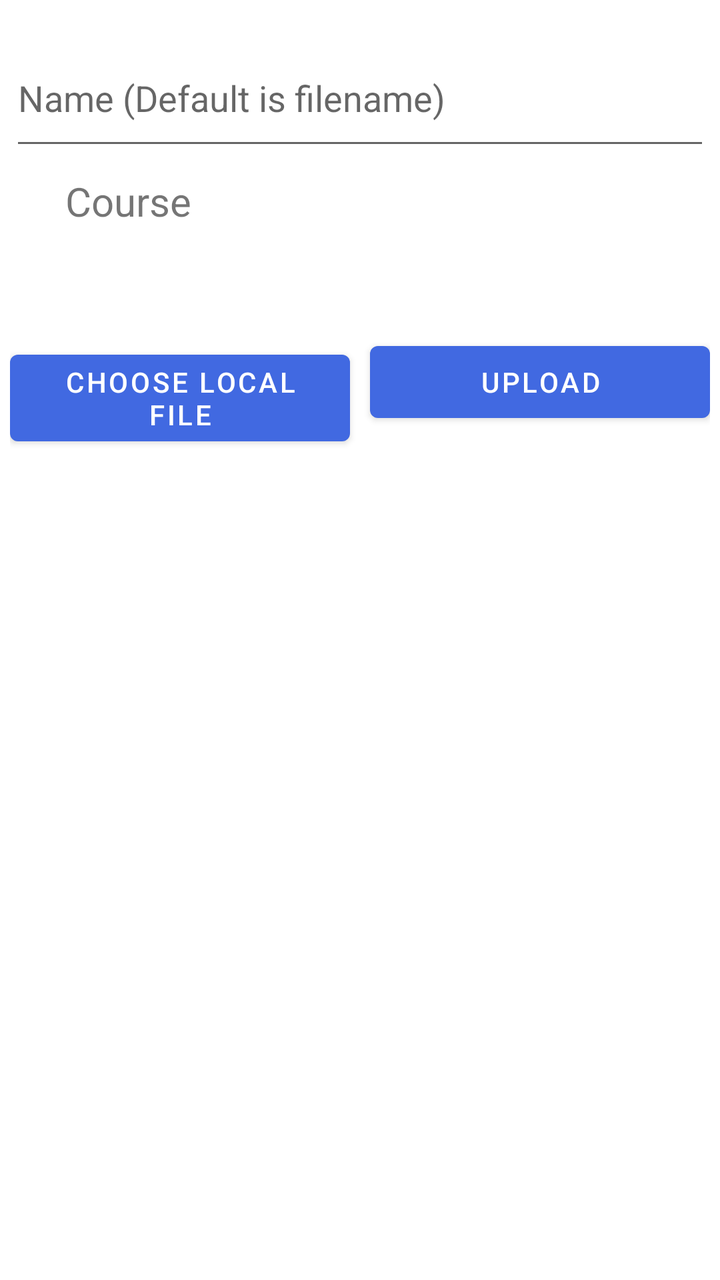
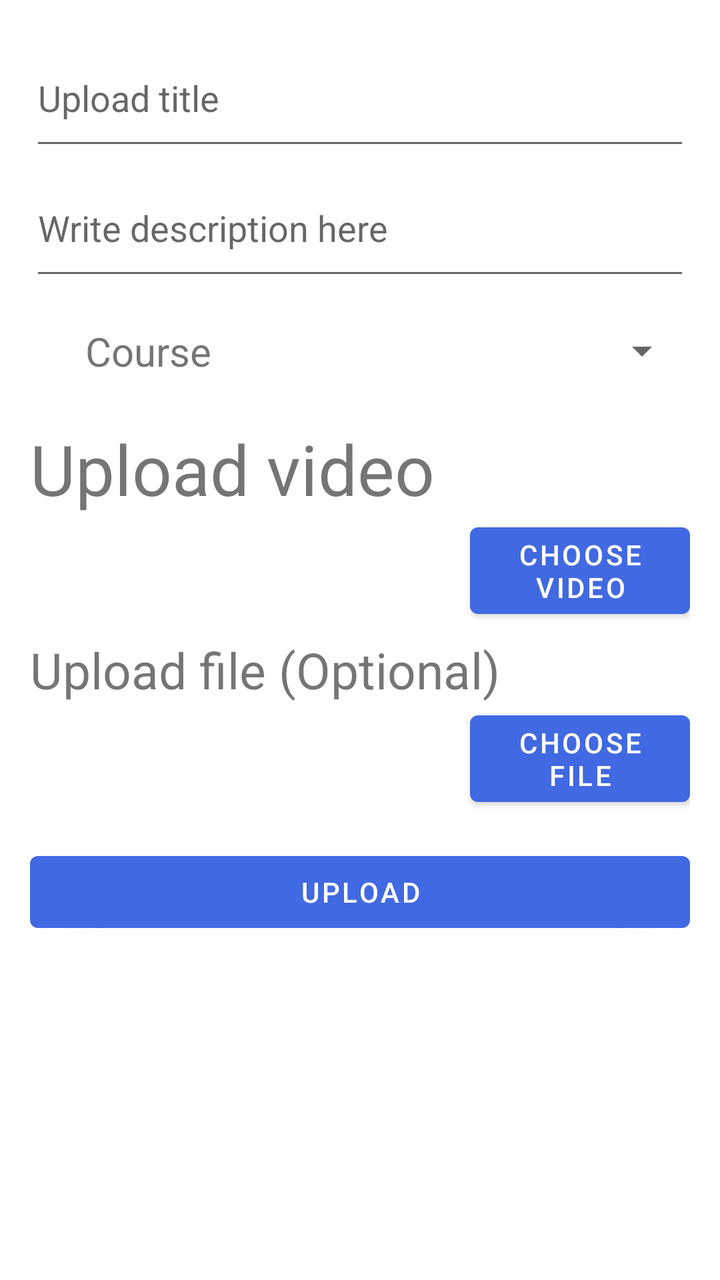

An Android layout rendered at two revisions. The XML below is the earlier revision; the diff shows what the commit changed to produce the second picture.
<!-- AndroidManifest.xml: application theme Theme.Front2 -->
<!-- res/layout/fragment_upload_res.xml -->
<?xml version="1.0" encoding="utf-8"?>
<FrameLayout xmlns:android="http://schemas.android.com/apk/res/android"
    xmlns:app="http://schemas.android.com/apk/res-auto"
    xmlns:tools="http://schemas.android.com/tools"
    android:layout_width="match_parent"
    android:layout_height="match_parent"
    tools:context=".home.user.teacher.uploadPage.UploadResFragment">

    <ScrollView
        android:layout_width="match_parent"
        android:layout_height="match_parent"
        android:paddingTop="10dp">
        <LinearLayout
            android:layout_width="match_parent"
            android:layout_height="wrap_content"
            android:orientation="vertical">
            <LinearLayout
                android:layout_width="match_parent"
                android:layout_height="match_parent"
                android:orientation="vertical"
                android:padding="5dp">

                <EditText
                    android:id="@+id/file_name_edit"
                    android:layout_width="match_parent"
                    android:layout_height="65dp"
                    android:singleLine="true"
                    android:hint="@string/upload_imageName"
                    app:layout_constraintStart_toStartOf="parent"
                    app:layout_constraintTop_toTopOf="parent" />

                <LinearLayout
                    android:layout_width="match_parent"
                    android:layout_height="wrap_content"
                    android:orientation="horizontal">

                    <TextView
                        android:id="@+id/textView4"
                        android:layout_width="118dp"
                        android:layout_height="41dp"
                        android:gravity="center"
                        android:text="@string/upload_course"
                        android:textSize="20dp"
                        app:layout_constraintStart_toStartOf="parent"
                        app:layout_constraintTop_toBottomOf="@+id/course_name" />

                    <Spinner
                        android:id="@+id/course_cat"
                        android:layout_width="280dp"
                        android:layout_height="60dp"
                        app:layout_constraintBottom_toBottomOf="parent"
                        app:layout_constraintEnd_toEndOf="parent"
                        app:layout_constraintStart_toEndOf="@+id/textView4"
                        app:layout_constraintTop_toBottomOf="@+id/course_name" />

                </LinearLayout>

                <androidx.recyclerview.widget.RecyclerView
                    android:id="@+id/upload_list_view"
                    android:layout_width="match_parent"
                    android:layout_height="wrap_content"
                    android:layout_marginHorizontal="10dp"
                    app:layoutManager="androidx.recyclerview.widget.GridLayoutManager"
                    app:spanCount="1" />

                <TextView
                    android:id="@+id/preview_sizeError"
                    android:layout_width="match_parent"
                    android:layout_height="match_parent"
                    android:textColor="@color/red"
                    android:textSize="12sp"
                    app:layout_constraintBottom_toBottomOf="parent"
                    app:layout_constraintEnd_toEndOf="parent"
                    app:layout_constraintStart_toStartOf="parent"
                    app:layout_constraintTop_toBottomOf="@+id/course_cat" />

            </LinearLayout>



            <LinearLayout
                android:layout_width="match_parent"
                android:layout_height="wrap_content"
                android:orientation="horizontal"
                android:paddingHorizontal="5dp"
                android:paddingTop="10dp"
                android:gravity="bottom">
                <Button
                    android:id="@+id/choose_local"
                    android:layout_width="match_parent"
                    android:layout_height="wrap_content"
                    android:text="@string/upload_local_title"
                    android:layout_weight="1"/>

                <View
                    android:layout_width="10dp"
                    android:layout_height="0dp" />

                <Button
                    android:id="@+id/upload"
                    android:layout_width="match_parent"
                    android:layout_height="wrap_content"
                    android:text="@string/upload_upload_title"
                    android:layout_weight="1"/>
            </LinearLayout>
        </LinearLayout>
    </ScrollView>
</FrameLayout>
<!-- resources referenced by this layout -->
<resources>
  <color name="red">#FF0000</color>
  <string name="upload_course">Course</string>
  <string name="upload_imageName">Name (Default is filename)</string>
  <string name="upload_local_title">Choose local file</string>
  <string name="upload_upload_title">Upload</string>
  <style name="Theme.Front2" parent="Theme.MaterialComponents.DayNight.NoActionBar">
          
          <item name="colorPrimary">@color/royalBlue</item>
          <item name="colorPrimaryVariant">@color/lightSkyBlue</item>
          <item name="colorOnPrimary">@color/white</item>
          
          <item name="colorSecondary">@color/deepSkyBlue1</item>
          <item name="colorSecondaryVariant">@color/deepSkyBlue3</item>
          <item name="colorOnSecondary">@color/WhiteSmoke</item>
          
          <item name="android:statusBarColor" tools:targetApi="l">?attr/colorPrimary</item>
          
      </style>
  <color name="royalBlue">#4169E1</color>
  <color name="lightSkyBlue">#87CEFA</color>
  <color name="white">#FFFFFFFF</color>
  <color name="deepSkyBlue1">#00BFFF</color>
  <color name="deepSkyBlue3">#009ACD</color>
  <color name="WhiteSmoke">#F5F5F5</color>
</resources>

<!-- the commit's change to res/layout/fragment_upload_res.xml (unified diff, before → after) -->
@@ -9,6 +9,7 @@
     <ScrollView
         android:layout_width="match_parent"
         android:layout_height="match_parent"
+        android:layout_marginHorizontal="10dp"
         android:paddingTop="10dp">
         <LinearLayout
             android:layout_width="match_parent"
@@ -29,9 +30,19 @@
                     app:layout_constraintStart_toStartOf="parent"
                     app:layout_constraintTop_toTopOf="parent" />
 
+                <EditText
+                    android:id="@+id/file_desc_edit"
+                    android:layout_width="match_parent"
+                    android:layout_height="65dp"
+                    android:singleLine="false"
+                    android:hint="@string/upload_desc_hint"
+                    app:layout_constraintStart_toStartOf="parent"
+                    app:layout_constraintTop_toTopOf="parent" />
+
                 <LinearLayout
                     android:layout_width="match_parent"
                     android:layout_height="wrap_content"
+                    android:layout_marginTop="10dp"
                     android:orientation="horizontal">
 
                     <TextView
@@ -46,8 +57,8 @@
 
                     <Spinner
                         android:id="@+id/course_cat"
-                        android:layout_width="280dp"
-                        android:layout_height="60dp"
+                        android:layout_width="match_parent"
+                        android:layout_height="match_parent"
                         app:layout_constraintBottom_toBottomOf="parent"
                         app:layout_constraintEnd_toEndOf="parent"
                         app:layout_constraintStart_toEndOf="@+id/textView4"
@@ -55,24 +66,67 @@
 
                 </LinearLayout>
 
-                <androidx.recyclerview.widget.RecyclerView
-                    android:id="@+id/upload_list_view"
+                <LinearLayout
                     android:layout_width="match_parent"
                     android:layout_height="wrap_content"
-                    android:layout_marginHorizontal="10dp"
-                    app:layoutManager="androidx.recyclerview.widget.GridLayoutManager"
-                    app:spanCount="1" />
+                    android:orientation="vertical"
+                    android:layout_marginTop="15dp">
 
-                <TextView
-                    android:id="@+id/preview_sizeError"
+                    <TextView
+                        android:layout_width="match_parent"
+                        android:layout_height="wrap_content"
+                        android:text="Upload video"
+                        android:textSize="35sp" />
+
+                    <LinearLayout
+                        android:layout_width="match_parent"
+                        android:layout_height="wrap_content"
+                        android:orientation="horizontal">
+                        <TextView
+                            android:id="@+id/video_title"
+                            android:layout_width="match_parent"
+                            android:layout_height="match_parent"
+                            android:layout_weight="1"
+                            android:textSize="15sp" />
+                        <Button
+                            android:id="@+id/choose_video_button"
+                            android:layout_width="match_parent"
+                            android:layout_height="match_parent"
+                            android:layout_weight="2"
+                            android:text="Choose video" />
+                    </LinearLayout>
+                </LinearLayout>
+
+                <LinearLayout
                     android:layout_width="match_parent"
-                    android:layout_height="match_parent"
-                    android:textColor="@color/red"
-                    android:textSize="12sp"
-                    app:layout_constraintBottom_toBottomOf="parent"
-                    app:layout_constraintEnd_toEndOf="parent"
-                    app:layout_constraintStart_toStartOf="parent"
-                    app:layout_constraintTop_toBottomOf="@+id/course_cat" />
+                    android:layout_height="wrap_content"
+                    android:orientation="vertical"
+                    android:layout_marginTop="5dp">
+
+                    <TextView
+                        android:layout_width="match_parent"
+                        android:layout_height="wrap_content"
+                        android:text="Upload file (Optional)"
+                        android:textSize="25sp" />
+
+                    <LinearLayout
+                        android:layout_width="match_parent"
+                        android:layout_height="wrap_content"
+                        android:orientation="horizontal">
+                        <TextView
+                            android:id="@+id/file_title"
+                            android:layout_width="match_parent"
+                            android:layout_height="match_parent"
+                            android:layout_weight="1"
+                            android:textSize="15sp" />
+                        <Button
+                            android:id="@+id/choose_file_button"
+                            android:layout_width="match_parent"
+                            android:layout_height="match_parent"
+                            android:layout_weight="2"
+                            android:text="Choose file" />
+                    </LinearLayout>
+                </LinearLayout>
 
             </LinearLayout>
 
@@ -86,17 +140,6 @@
                 android:paddingTop="10dp"
                 android:gravity="bottom">
                 <Button
-                    android:id="@+id/choose_local"
-                    android:layout_width="match_parent"
-                    android:layout_height="wrap_content"
-                    android:text="@string/upload_local_title"
-                    android:layout_weight="1"/>
-
-                <View
-                    android:layout_width="10dp"
-                    android:layout_height="0dp" />
-
-                <Button
                     android:id="@+id/upload"
                     android:layout_width="match_parent"
                     android:layout_height="wrap_content"
<!-- resource entries referenced after the edit -->
@@ -1,9 +1,8 @@
 <!-- resources referenced by this layout -->
 <resources>
-  <color name="red">#FF0000</color>
   <string name="upload_course">Course</string>
-  <string name="upload_imageName">Name (Default is filename)</string>
-  <string name="upload_local_title">Choose local file</string>
+  <string name="upload_desc_hint">Write description here</string>
+  <string name="upload_imageName">Upload title</string>
   <string name="upload_upload_title">Upload</string>
   <style name="Theme.Front2" parent="Theme.MaterialComponents.DayNight.NoActionBar">
           
